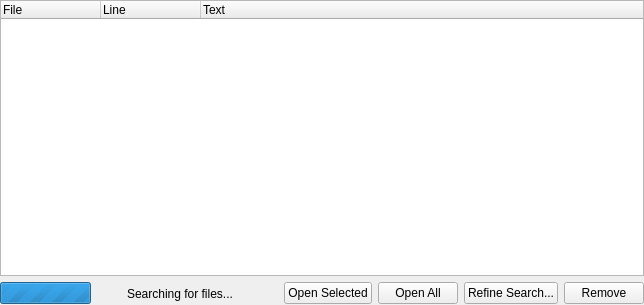
This is kate/plugins/findinfiles/resultwidget.ui in KDE/kate as Qt 5 draws it before an edit. The edited form follows.
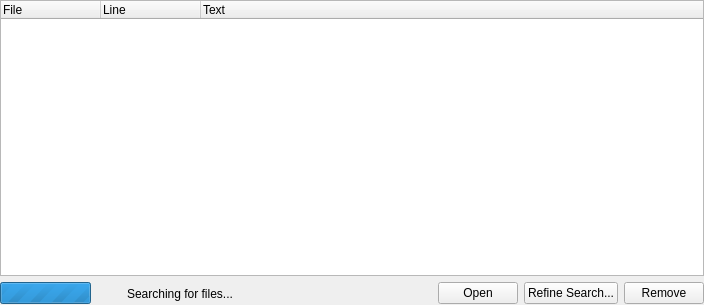
This is the edited form. Custom widgets are drawn as their Qt base class.

Commit message: dh: merge two buttons into one button with drop down menu.

The edit to the form file:
```diff
--- a/kate/plugins/findinfiles/resultwidget.ui
+++ b/kate/plugins/findinfiles/resultwidget.ui
@@ -6,7 +6,7 @@
    <rect>
     <x>0</x>
     <y>0</y>
-    <width>644</width>
+    <width>704</width>
     <height>305</height>
    </rect>
   </property>
@@ -111,14 +111,7 @@
      <item>
       <widget class="KPushButton" name="btnOpenSelected">
        <property name="text">
-        <string>Open Selected</string>
-       </property>
-      </widget>
-     </item>
-     <item>
-      <widget class="KPushButton" name="btnOpenAll">
-       <property name="text">
-        <string>Open All</string>
+        <string>Open</string>
        </property>
       </widget>
      </item>
```
Left out of the diff: 4 changed lines with no effect on the pictures. The commit also changes 1 other file.
